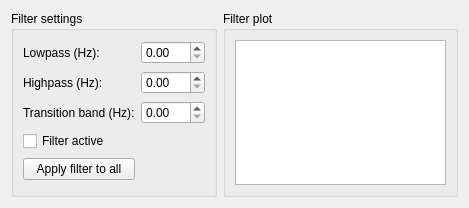
Old version of the form applications/mne_browse_raw_qt/FormFiles/filterwindow.ui in the repository mne-tools/mne-cpp.
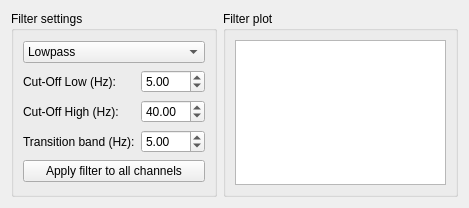
New version of the form.

Commit message: - fixed data sample labels in data window - started to implement the Adjust/filter functionalities

Patch:
```diff
--- a/applications/mne_browse_raw_qt/FormFiles/filterwindow.ui
+++ b/applications/mne_browse_raw_qt/FormFiles/filterwindow.ui
@@ -20,62 +20,92 @@
       <string>Filter settings</string>
      </property>
      <layout class="QGridLayout" name="gridLayout">
-      <item row="0" column="0">
-       <widget class="QLabel" name="label">
-        <property name="text">
-         <string>Lowpass (Hz):</string>
-        </property>
-       </widget>
-      </item>
-      <item row="0" column="1">
-       <widget class="QDoubleSpinBox" name="m_doubleSpinBox_lowpass">
-        <property name="maximum">
-         <double>999.000000000000000</double>
-        </property>
-       </widget>
-      </item>
       <item row="1" column="0">
        <widget class="QLabel" name="label_2">
         <property name="text">
-         <string>Highpass (Hz):</string>
+         <string>Cut-Off Low (Hz):</string>
+        </property>
+       </widget>
+      </item>
+      <item row="3" column="1">
+       <widget class="QDoubleSpinBox" name="m_doubleSpinBox_transitionband">
+        <property name="maximum">
+         <double>999.000000000000000</double>
+        </property>
+        <property name="singleStep">
+         <double>0.100000000000000</double>
+        </property>
+        <property name="value">
+         <double>5.000000000000000</double>
         </property>
        </widget>
       </item>
       <item row="1" column="1">
-       <widget class="QDoubleSpinBox" name="m_doubleSpinBox_highpass">
+       <widget class="QDoubleSpinBox" name="m_doubleSpinBox_lowpass">
         <property name="maximum">
          <double>999.000000000000000</double>
         </property>
-       </widget>
-      </item>
-      <item row="2" column="0">
-       <widget class="QLabel" name="label_3">
-        <property name="text">
-         <string>Transition band (Hz):</string>
+        <property name="singleStep">
+         <double>0.100000000000000</double>
+        </property>
+        <property name="value">
+         <double>5.000000000000000</double>
         </property>
        </widget>
       </item>
       <item row="2" column="1">
-       <widget class="QDoubleSpinBox" name="m_doubleSpinBox_transitionband">
+       <widget class="QDoubleSpinBox" name="m_doubleSpinBox_highpass">
         <property name="maximum">
          <double>999.000000000000000</double>
         </property>
+        <property name="singleStep">
+         <double>0.100000000000000</double>
+        </property>
+        <property name="value">
+         <double>40.000000000000000</double>
+        </property>
        </widget>
       </item>
       <item row="3" column="0">
-       <widget class="QCheckBox" name="m_checkBox_filterActive">
+       <widget class="QLabel" name="m_label_transitionBand">
         <property name="text">
-         <string>Filter active</string>
+         <string>Transition band (Hz):</string>
         </property>
        </widget>
       </item>
-      <item row="4" column="0">
+      <item row="4" column="0" colspan="2">
        <widget class="QPushButton" name="m_pushButton_applyFilter">
         <property name="text">
-         <string>Apply filter to all</string>
+         <string>Apply filter to all channels</string>
         </property>
        </widget>
       </item>
+      <item row="2" column="0">
+       <widget class="QLabel" name="m_label_highpass">
+        <property name="text">
+         <string>Cut-Off High (Hz):</string>
+        </property>
+       </widget>
+      </item>
+      <item row="0" column="0" colspan="2">
+       <widget class="QComboBox" name="m_comboBox_filterType">
+        <item>
+         <property name="text">
+          <string>Lowpass</string>
+         </property>
+        </item>
+        <item>
+         <property name="text">
+          <string>Highpass</string>
+         </property>
+        </item>
+        <item>
+         <property name="text">
+          <string>Bandpass</string>
+         </property>
+        </item>
+       </widget>
+      </item>
      </layout>
     </widget>
    </item>
```
Left out of the diff: 4 changed lines with no effect on the pictures. The commit also changes 5 other files.
